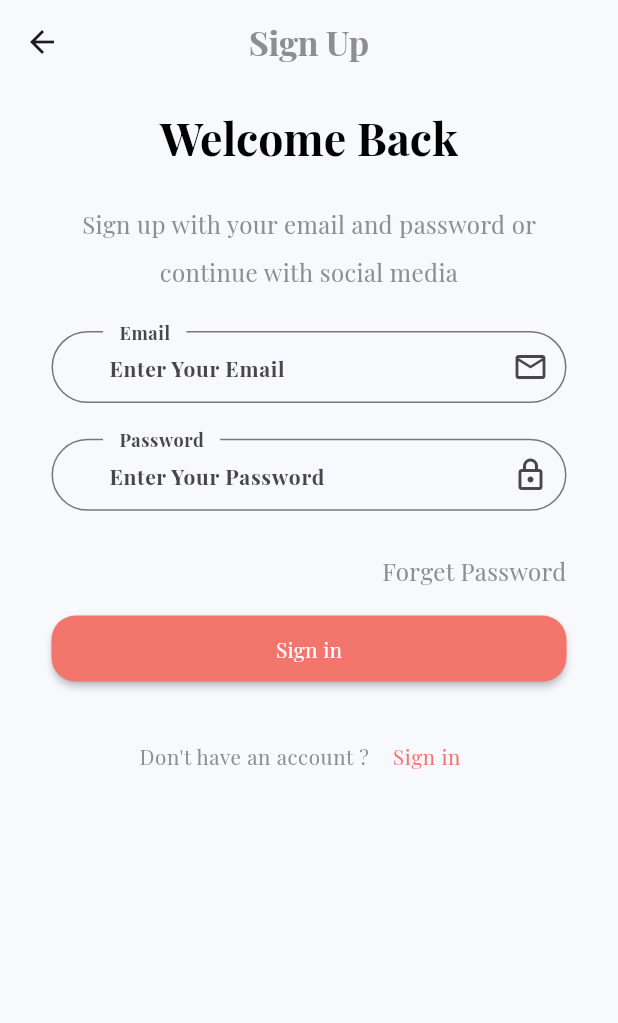
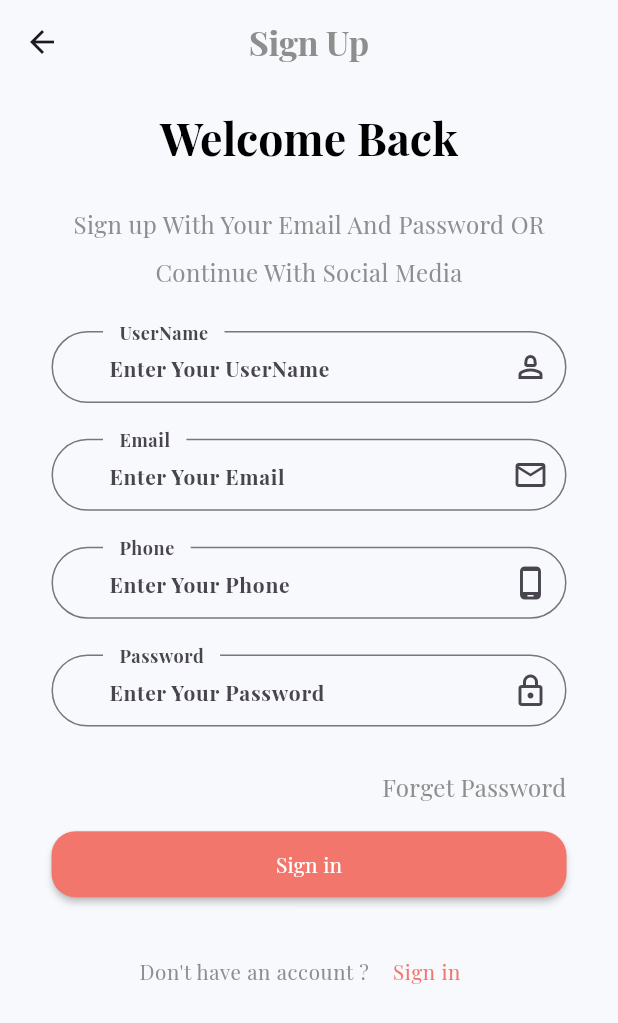
Before and after one commit to MohammedAnwar2/ecommerce-app, a Flutter app: the SignUp screen opened by its route, after a tap on "Sign in", on a phone screen of 412 x 824 dp. Shown: the top 1023 px of the screen. Run offline on Flutter 3.47's test engine with Material 3 defaults, Android fonts, the phone set to English and light mode, and no system bars; our stand-ins replace flutter_screenutil, get, shared_preferences; accounts and stored records are empty; project files that could hold a hidden picture were left out.

Commit message:
Add text field controllers to login and signup controllers
Initialize text field controllers for email, password, phone, and username in
the login and signup controllers. Update the login and signup screens to use
these controllers for the input fields. Fix minor text formatting in the screens.

```diff
--- a/lib/controller/auth/signup_controller.dart
+++ b/lib/controller/auth/signup_controller.dart
@@ -0,0 +1,41 @@
+import 'package:ecommerce/route/route_app.dart';
+import 'package:flutter/material.dart';
+import 'package:get/get.dart';
+
+abstract class SignUpController extends GetxController {
+  signUp();
+  goToLogin();
+}
+
+class SignUpControllerImp extends SignUpController {
+  late TextEditingController email;
+  late TextEditingController password;
+  late TextEditingController phone;
+  late TextEditingController userName;
+
+  @override
+  goToLogin() {
+    Get.offAllNamed(AppRoute.Login);
+  }
+
+  @override
+  signUp() {}
+
+  @override
+  void onInit() {
+    email = TextEditingController();
+    password = TextEditingController();
+    userName = TextEditingController();
+    phone = TextEditingController();
+    super.onInit();
+  }
+
+  @override
+  void onClose() {
+    email.dispose();
+    password.dispose();
+    phone.dispose();
+    userName.dispose();
+    super.onClose();
+  }
+}
--- a/lib/view/screen/auth/signup.dart
+++ b/lib/view/screen/auth/signup.dart
@@ -1,3 +1,4 @@
+import 'package:ecommerce/controller/auth/signup_controller.dart';
 import 'package:ecommerce/core/constant/color.dart';
 import 'package:ecommerce/core/shared/horizontal_and_vertical_size.dart';
 import 'package:ecommerce/view/widget/auth/custom_text_appbar_title_auth.dart';
@@ -7,12 +8,14 @@ import 'package:ecommerce/view/widget/auth/custom_text_signIn_or_signup.dart';
 import 'package:ecommerce/view/widget/auth/custom_text_title_auth.dart';
 import 'package:ecommerce/view/widget/auth/custom_auth_button.dart';
 import 'package:flutter/material.dart';
+import 'package:get/get.dart';
 
-class SignUp extends StatelessWidget {
+class SignUp extends GetView<SignUpControllerImp> {
   const SignUp({super.key});
 
   @override
   Widget build(BuildContext context) {
+    Get.put(SignUpControllerImp());
     return Scaffold(
         backgroundColor: AppColor.background,
         appBar: AppBar(
@@ -31,15 +34,31 @@ class SignUp extends StatelessWidget {
               verticalSizedBox(20),
               const CustomTextBodyAuth(
                   text:
-                      "Sign up with your email and password or continue with social media"),
+                      "Sign up With Your Email And Password OR Continue With Social Media"),
               verticalSizedBox(20),
-              const CustomTextFormFieldAuth(
+              CustomTextFormFieldAuth(
+                controller: controller.userName,
+                hint: "Enter Your UserName",
+                lable: "UserName",
+                icon: Icons.person_2_outlined,
+              ),
+              verticalSizedBox(20),
+              CustomTextFormFieldAuth(
+                controller: controller.email,
                 hint: "Enter Your Email",
                 lable: "Email",
                 icon: Icons.email_outlined,
               ),
               verticalSizedBox(20),
-              const CustomTextFormFieldAuth(
+              CustomTextFormFieldAuth(
+                controller: controller.phone,
+                hint: "Enter Your Phone",
+                lable: "Phone",
+                icon: Icons.phone_android_outlined,
+              ),
+              verticalSizedBox(20),
+              CustomTextFormFieldAuth(
+                controller: controller.password,
                 hint: "Enter Your Password",
                 lable: "Password",
                 icon: Icons.lock_outlined,
@@ -59,7 +78,9 @@ class SignUp extends StatelessWidget {
               CustomTextSignInOrSignUp(
                 textOne: "Don't have an account ? ",
                 textTwo: "Sign in",
-                onPressed: () {},
+                onPressed: () {
+                  controller.goToLogin();
+                },
               )
             ],
           ),
--- a/lib/view/widget/auth/custom_text_form_field_auth.dart
+++ b/lib/view/widget/auth/custom_text_form_field_auth.dart
@@ -7,12 +7,12 @@ class CustomTextFormFieldAuth extends StatelessWidget {
     required this.lable,
     required this.hint,
     required this.icon,
-    this.controller,
+    required this.controller,
   });
   final String lable;
   final String hint;
   final IconData icon;
-  final TextEditingController? controller;
+  final TextEditingController controller;
   @override
   Widget build(BuildContext context) {
     return TextFormField(
```
Also changed, not shown: lib/controller/auth/login_controller.dart (+18 -3 lines), lib/view/screen/auth/login.dart (+5 -3 lines).
